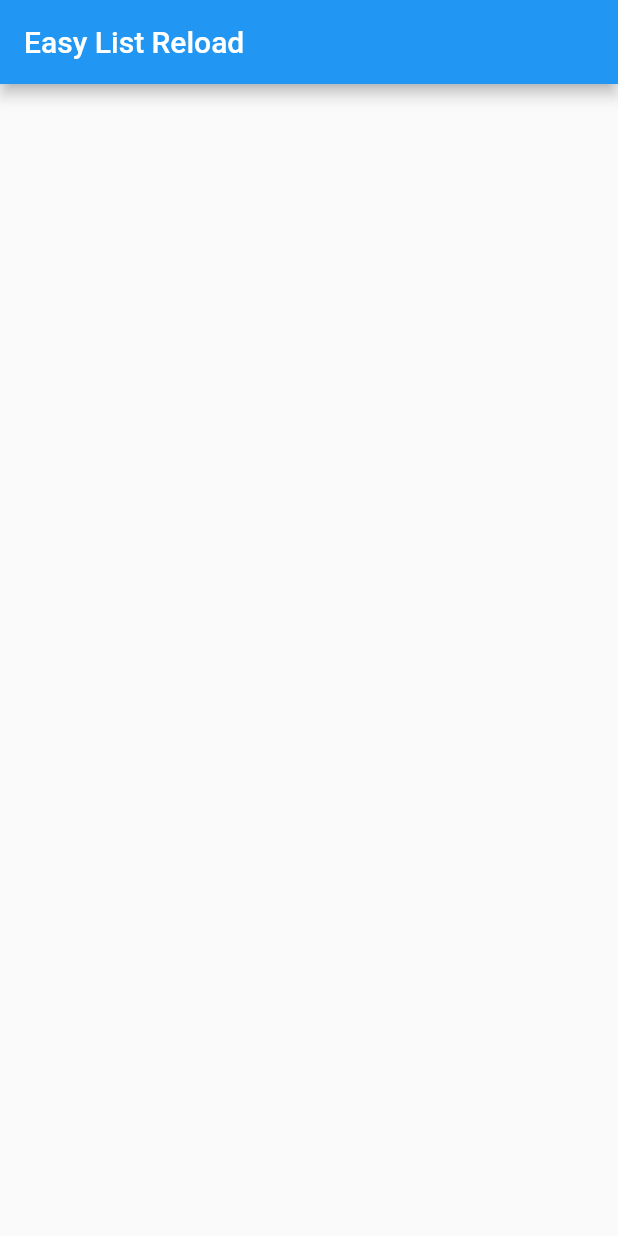
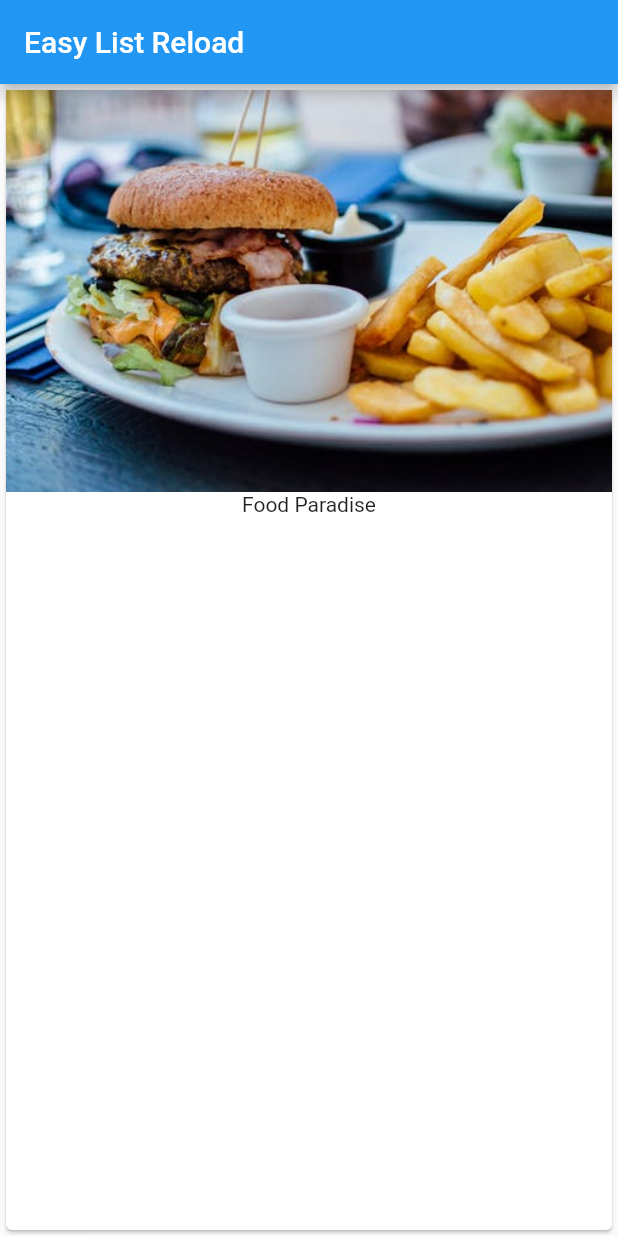
Before and after one commit to iamsss/Learning-Flutter, a Flutter app: the screen it shows after launch, on a phone screen of 412 x 824 dp. Run offline on Flutter 3.47's test engine with Material 2 defaults, Android fonts, the phone set to English and light mode, and no system bars.

Commit message:
Adding First Card

```diff
--- a/lib/main.dart
+++ b/lib/main.dart
@@ -5,12 +5,17 @@ void main() {
 }
 
 class MyApp extends StatelessWidget {
+  @override
   Widget build(BuildContext context) {
     return MaterialApp(
       home: Scaffold(
         appBar: AppBar(
           title: Text('Easy List Reload'),
         ),
+        body: Card(child: Column(children: <Widget>[
+          Image.asset('assets/food.jpeg'),
+          Text('Food Paradise')
+        ],),),
       ),
     );
   }
--- a/pubspec.yaml
+++ b/pubspec.yaml
@@ -37,8 +37,8 @@ flutter:
   uses-material-design: true
 
   # To add assets to your application, add an assets section, like this:
-  # assets:
-  #  - images/a_dot_burr.jpeg
+  assets:
+     - assets/food.jpeg
   #  - images/a_dot_ham.jpeg
 
   # An image asset can refer to one or more resolution-specific "variants", see
```
Also changed, not shown: assets/food.jpeg (added).
